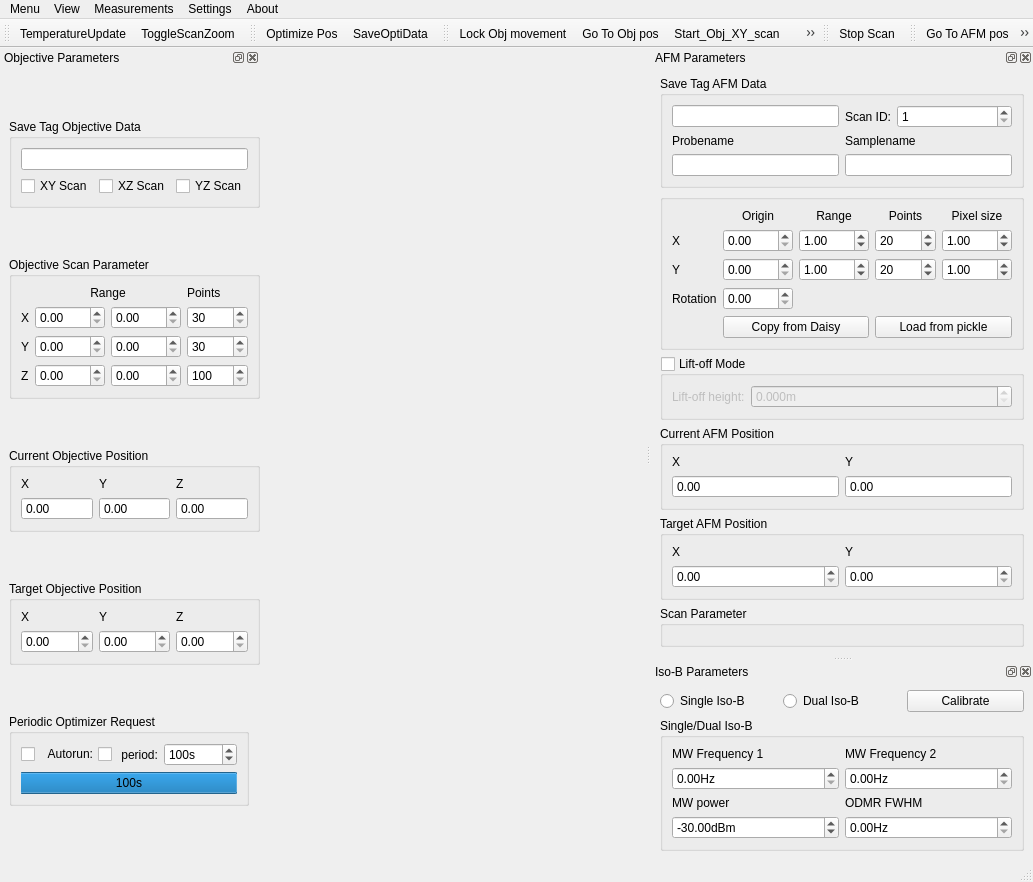
The window that gui/qafm/ui_qafm_gui.ui (sriharijayaram5/qudi) describes before a commit, drawn with Qt 5.
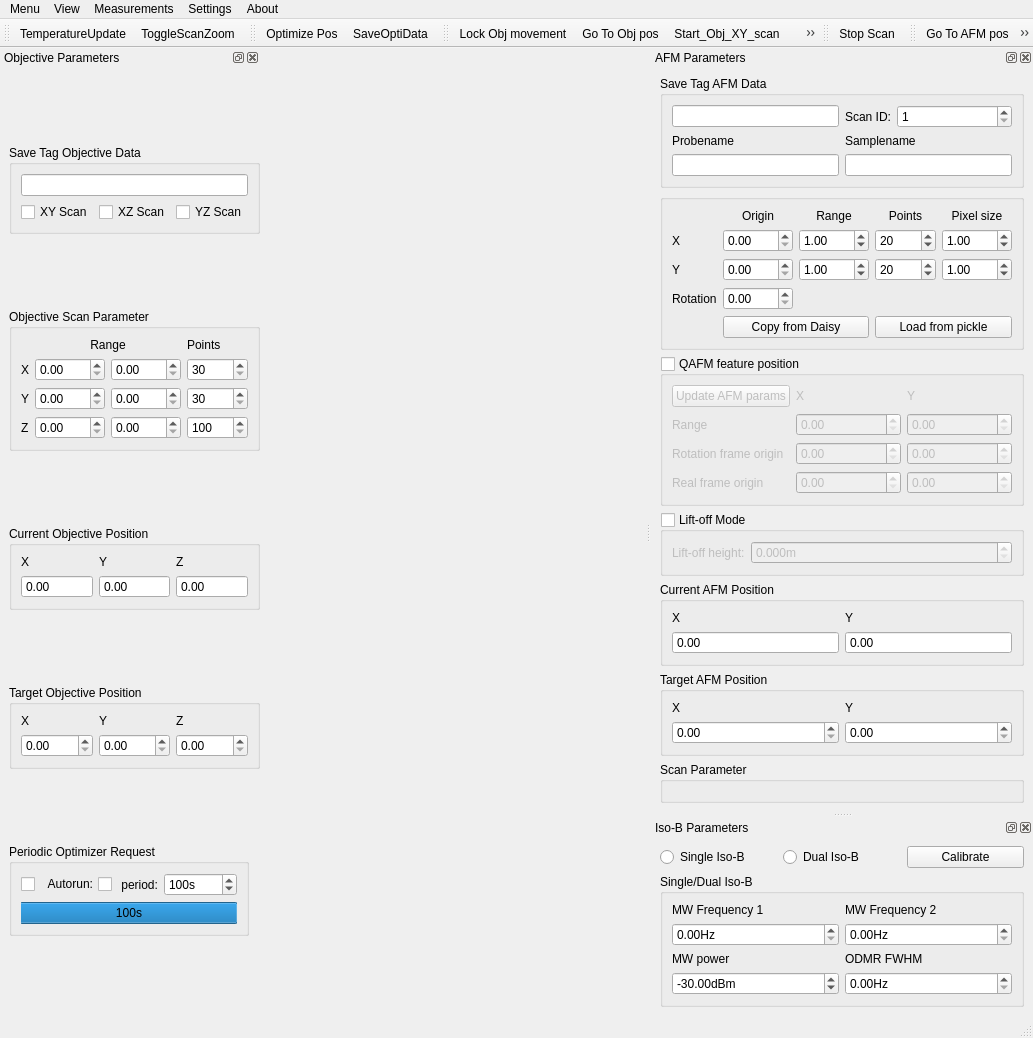
The same window after the commit. Icons and pictures are not drawn. Custom widgets are drawn as their Qt base class.

Commit message: major changes to qafm, AWG, gradiometry, jupyter notebooks, spectrum trigger, etc

The edit to the form file:
```diff
--- a/gui/qafm/ui_qafm_gui.ui
+++ b/gui/qafm/ui_qafm_gui.ui
@@ -10,7 +10,7 @@
     <x>0</x>
     <y>0</y>
     <width>1033</width>
-    <height>816</height>
+    <height>927</height>
    </rect>
   </property>
   <property name="windowTitle">
@@ -549,7 +549,21 @@
    </attribute>
    <widget class="QWidget" name="dockWidgetContents_2">
     <layout class="QGridLayout" name="gridLayout_14">
-     <item row="2" column="0">
+     <item row="7" column="0">
+      <widget class="QGroupBox" name="scan_param_groupBox">
+       <property name="sizePolicy">
+        <sizepolicy hsizetype="Preferred" vsizetype="Fixed">
+         <horstretch>0</horstretch>
+         <verstretch>0</verstretch>
+        </sizepolicy>
+       </property>
+       <property name="title">
+        <string>Scan Parameter</string>
+       </property>
+       <layout class="QGridLayout" name="gridLayout_scan_params"/>
+      </widget>
+     </item>
+     <item row="3" column="0">
       <widget class="QGroupBox" name="liftOffMode_groupBox">
        <property name="maximumSize">
         <size>
@@ -594,6 +608,41 @@
        </layout>
       </widget>
      </item>
+     <item row="6" column="0">
+      <widget class="QGroupBox" name="groupBox_6">
+       <property name="sizePolicy">
+        <sizepolicy hsizetype="Preferred" vsizetype="Fixed">
+         <horstretch>0</horstretch>
+         <verstretch>0</verstretch>
+        </sizepolicy>
+       </property>
+       <property name="title">
+        <string>Target AFM Position</string>
+       </property>
+       <layout class="QGridLayout" name="gridLayout_8">
+        <item row="0" column="1">
+         <widget class="QLabel" name="label_19">
+          <property name="text">
+           <string>Y</string>
+          </property>
+         </widget>
+        </item>
+        <item row="0" column="0">
+         <widget class="QLabel" name="label_18">
+          <property name="text">
+           <string>X</string>
+          </property>
+         </widget>
+        </item>
+        <item row="1" column="0">
+         <widget class="ScienDSpinBox" name="afm_target_x_DSpinBox"/>
+        </item>
+        <item row="1" column="1">
+         <widget class="ScienDSpinBox" name="afm_target_y_DSpinBox"/>
+        </item>
+       </layout>
+      </widget>
+     </item>
      <item row="0" column="0">
       <widget class="QGroupBox" name="groupBox_8">
        <property name="sizePolicy">
@@ -661,104 +710,6 @@
        </layout>
       </widget>
      </item>
-     <item row="4" column="0">
-      <widget class="QGroupBox" name="groupBox_6">
-       <property name="sizePolicy">
-        <sizepolicy hsizetype="Preferred" vsizetype="Fixed">
-         <horstretch>0</horstretch>
-         <verstretch>0</verstretch>
-        </sizepolicy>
-       </property>
-       <property name="title">
-        <string>Target AFM Position</string>
-       </property>
-       <layout class="QGridLayout" name="gridLayout_8">
-        <item row="0" column="1">
-         <widget class="QLabel" name="label_19">
-          <property name="text">
-           <string>Y</string>
-          </property>
-         </widget>
-        </item>
-        <item row="0" column="0">
-         <widget class="QLabel" name="label_18">
-          <property name="text">
-           <string>X</string>
-          </property>
-         </widget>
-        </item>
-        <item row="1" column="0">
-         <widget class="ScienDSpinBox" name="afm_target_x_DSpinBox"/>
-        </item>
-        <item row="1" column="1">
-         <widget class="ScienDSpinBox" name="afm_target_y_DSpinBox"/>
-        </item>
-       </layout>
-      </widget>
-     </item>
-     <item row="5" column="0">
-      <widget class="QGroupBox" name="scan_param_groupBox">
-       <property name="sizePolicy">
-        <sizepolicy hsizetype="Preferred" vsizetype="Fixed">
-         <horstretch>0</horstretch>
-         <verstretch>0</verstretch>
-        </sizepolicy>
-       </property>
-       <property name="title">
-        <string>Scan Parameter</string>
-       </property>
-       <layout class="QGridLayout" name="gridLayout_scan_params"/>
-      </widget>
-     </item>
-     <item row="3" column="0">
-      <widget class="QGroupBox" name="groupBox_5">
-       <property name="sizePolicy">
-        <sizepolicy hsizetype="Preferred" vsizetype="Fixed">
-         <horstretch>0</horstretch>
-         <verstretch>0</verstretch>
-        </sizepolicy>
-       </property>
-       <property name="title">
-        <string>Current AFM Position</string>
-       </property>
-       <layout class="QGridLayout" name="gridLayout_7">
-        <item row="1" column="1">
-         <widget class="ScienDSpinBox" name="afm_curr_y_DSpinBox">
-          <property name="readOnly">
-           <bool>true</bool>
-          </property>
-          <property name="buttonSymbols">
-           <enum>QAbstractSpinBox::NoButtons</enum>
-          </property>
-         </widget>
-        </item>
-        <item row="1" column="0">
-         <widget class="ScienDSpinBox" name="afm_curr_x_DSpinBox">
-          <property name="readOnly">
-           <bool>true</bool>
-          </property>
-          <property name="buttonSymbols">
-           <enum>QAbstractSpinBox::NoButtons</enum>
-          </property>
-         </widget>
-        </item>
-        <item row="0" column="1">
-         <widget class="QLabel" name="label_17">
-          <property name="text">
-           <string>Y</string>
-          </property>
-         </widget>
-        </item>
-        <item row="0" column="0">
-         <widget class="QLabel" name="label_16">
-          <property name="text">
-           <string>X</string>
-          </property>
-         </widget>
-        </item>
-       </layout>
-      </widget>
-     </item>
      <item row="1" column="0">
       <widget class="QGroupBox" name="groupBox_4">
        <property name="sizePolicy">
@@ -987,6 +938,184 @@
        </layout>
       </widget>
      </item>
+     <item row="5" column="0">
+      <widget class="QGroupBox" name="groupBox_5">
+       <property name="sizePolicy">
+        <sizepolicy hsizetype="Preferred" vsizetype="Fixed">
+         <horstretch>0</horstretch>
+         <verstretch>0</verstretch>
+        </sizepolicy>
+       </property>
+       <property name="title">
+        <string>Current AFM Position</string>
+       </property>
+       <layout class="QGridLayout" name="gridLayout_7">
+        <item row="1" column="1">
+         <widget class="ScienDSpinBox" name="afm_curr_y_DSpinBox">
+          <property name="readOnly">
+           <bool>true</bool>
+          </property>
+          <property name="buttonSymbols">
+           <enum>QAbstractSpinBox::NoButtons</enum>
+          </property>
+         </widget>
+        </item>
+        <item row="1" column="0">
+         <widget class="ScienDSpinBox" name="afm_curr_x_DSpinBox">
+          <property name="readOnly">
+           <bool>true</bool>
+          </property>
+          <property name="buttonSymbols">
+           <enum>QAbstractSpinBox::NoButtons</enum>
+          </property>
+         </widget>
+        </item>
+        <item row="0" column="1">
+         <widget class="QLabel" name="label_17">
+          <property name="text">
+           <string>Y</string>
+          </property>
+         </widget>
+        </item>
+        <item row="0" column="0">
+         <widget class="QLabel" name="label_16">
+          <property name="text">
+           <string>X</string>
+          </property>
+         </widget>
+        </item>
+       </layout>
+      </widget>
+     </item>
+     <item row="2" column="0">
+      <widget class="QGroupBox" name="qafm_feature_groupBox">
+       <property name="sizePolicy">
+        <sizepolicy hsizetype="Preferred" vsizetype="Fixed">
+         <horstretch>0</horstretch>
+         <verstretch>0</verstretch>
+        </sizepolicy>
+       </property>
+       <property name="maximumSize">
+        <size>
+         <width>16777215</width>
+         <height>16777215</height>
+        </size>
+       </property>
+       <property name="title">
+        <string>QAFM feature position</string>
+       </property>
+       <property name="checkable">
+        <bool>true</bool>
+       </property>
+       <property name="checked">
+        <bool>false</bool>
+       </property>
+       <layout class="QGridLayout" name="gridLayout_15">
+        <item row="3" column="0">
+         <widget class="QLabel" name="label_30">
+          <property name="text">
+           <string>Real frame origin</string>
+          </property>
+         </widget>
+        </item>
+        <item row="2" column="0">
+         <widget class="QLabel" name="label_29">
+          <property name="text">
+           <string>Rotation frame origin</string>
+          </property>
+         </widget>
+        </item>
+        <item row="0" column="0">
+         <widget class="QPushButton" name="update_afm_params_PushButton">
+          <property name="text">
+           <string>Update AFM params</string>
+          </property>
+         </widget>
+        </item>
+        <item row="0" column="1">
+         <widget class="QLabel" name="label_27">
+          <property name="text">
+           <string>X</string>
+          </property>
+         </widget>
+        </item>
+        <item row="0" column="2">
+         <widget class="QLabel" name="label_28">
+          <property name="text">
+           <string>Y</string>
+          </property>
+         </widget>
+        </item>
+        <item row="3" column="2">
+         <widget class="ScienDSpinBox" name="y_pos_real_frame_DSpinBox">
+          <property name="minimumSize">
+           <size>
+            <width>70</width>
+            <height>0</height>
+           </size>
+          </property>
+         </widget>
+        </item>
+        <item row="2" column="2">
+         <widget class="ScienDSpinBox" name="y_pos_rotation_frame_DSpinBox">
+          <property name="minimumSize">
+           <size>
+            <width>70</width>
+            <height>0</height>
+           </size>
+          </property>
+         </widget>
+        </item>
+        <item row="2" column="1">
+         <widget class="ScienDSpinBox" name="x_pos_rotation_frame_DSpinBox">
+          <property name="minimumSize">
+           <size>
+            <width>70</width>
+            <height>0</height>
+           </size>
+          </property>
+         </widget>
+        </item>
+        <item row="3" column="1">
+         <widget class="ScienDSpinBox" name="x_pos_real_frame_DSpinBox">
+          <property name="minimumSize">
+           <size>
+            <width>70</width>
+            <height>0</height>
+           </size>
+          </property>
+         </widget>
+        </item>
+        <item row="1" column="0">
+         <widget class="QLabel" name="label_31">
+          <property name="text">
+           <string>Range</string>
+          </property>
+         </widget>
+        </item>
+        <item row="1" column="1">
+         <widget class="ScienDSpinBox" name="x_range_qafm_feature_DSpinBox">
+          <property name="minimumSize">
+           <size>
+            <width>70</width>
+            <height>0</height>
+           </size>
+          </property>
+         </widget>
+        </item>
+        <item row="1" column="2">
+         <widget class="ScienDSpinBox" name="y_range_qafm_feature_DSpinBox">
+          <property name="minimumSize">
+           <size>
+            <width>70</width>
+            <height>0</height>
+           </size>
+          </property>
+         </widget>
+        </item>
+       </layout>
+      </widget>
+     </item>
     </layout>
    </widget>
   </widget>
```
Left out of the diff: 12 changed lines with no effect on the pictures. The commit also changes 26 other files.
